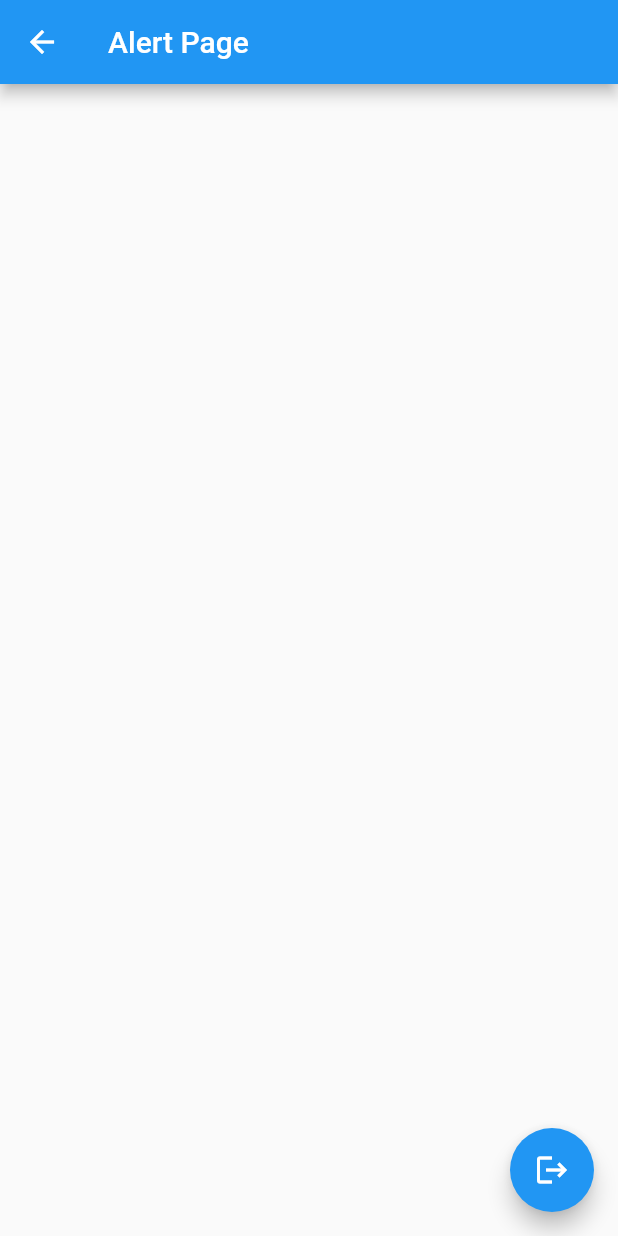
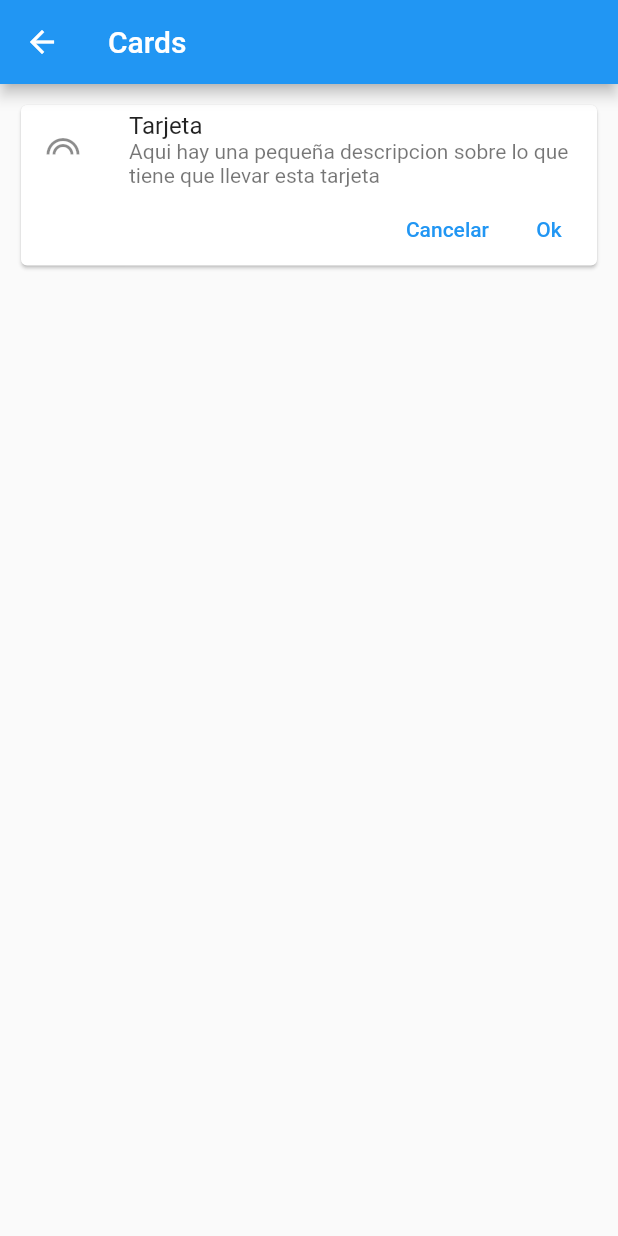
Before and after one commit to lafayetes/ComponentesAPP-Flutter, a Flutter app: the screen it shows after launch, after a tap on "Cards - Tarjetas", on a phone screen of 412 x 824 dp. Run offline on Flutter 3.47's test engine with Material 2 defaults, Android fonts, the phone set to English and light mode, and no system bars.

Commit message:
Manejo del widget Card y manejo de un archivo para las rutas

```diff
--- /dev/null
+++ b/lib/src/pages/card_page.dart
@@ -0,0 +1,44 @@
+import 'package:flutter/material.dart';
+
+class CardPage extends StatelessWidget {
+  @override
+  Widget build(BuildContext context) {
+    return Scaffold(
+      appBar: AppBar(
+        title: Text('Cards'),
+      ),
+      body: ListView(
+        padding: EdgeInsets.all(10.0),
+        children: [_cardTipo1()],
+      ),
+    );
+  }
+
+  Widget _cardTipo1() {
+    return Card(
+      child: Column(
+        children: [
+          ListTile(
+            leading: Icon(Icons.looks),
+            title: Text('Tarjeta'),
+            subtitle: Text(
+                'Aqui hay una pequeña descripcion sobre lo que tiene que llevar esta tarjeta'),
+          ),
+          Row(
+            mainAxisAlignment: MainAxisAlignment.end,
+            children: [
+              TextButton(
+                onPressed: () {},
+                child: Text('Cancelar'),
+              ),
+              TextButton(
+                onPressed: () {},
+                child: Text('Ok'),
+              ),
+            ],
+          )
+        ],
+      ),
+    );
+  }
+}
--- a/lib/src/routes/routes.dart
+++ b/lib/src/routes/routes.dart
@@ -1,13 +1,15 @@
 import 'package:flutter/material.dart';
 
+import 'package:componentes_flutter/src/pages/home_page.dart';
 import 'package:componentes_flutter/src/pages/alert_page.dart';
 import 'package:componentes_flutter/src/pages/avatar_page.dart';
-import 'package:componentes_flutter/src/pages/home_page.dart';
+import 'package:componentes_flutter/src/pages/card_page.dart';
 
 Map<String, WidgetBuilder> getApplicationRoutes() {
   return <String, WidgetBuilder>{
     '/': (context) => HomePage(),
     '/alert': (context) => AlertPage(),
     '/avatar': (context) => AvatarPage(),
+    '/card': (context) => CardPage(),
   };
 }
```
